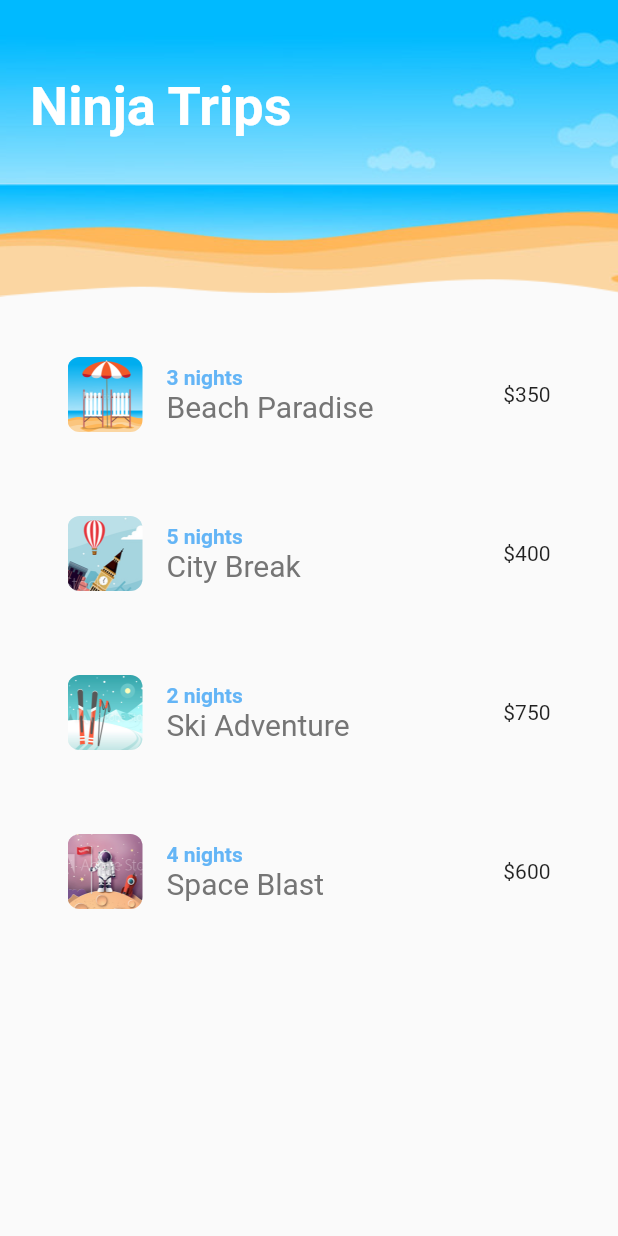
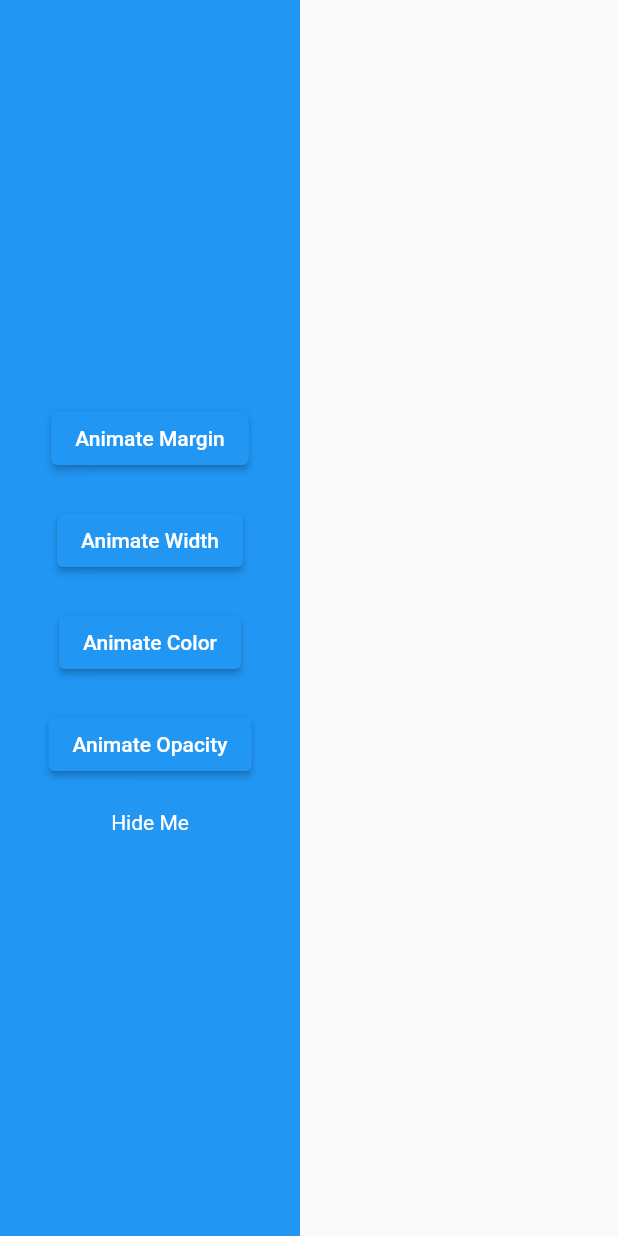
Before and after one commit to Monarene/ninja-trips, a Flutter app: the screen it shows after launch, on a phone screen of 412 x 824 dp. Run offline on Flutter 3.47's test engine with Material 2 defaults, Android fonts, the phone set to English and light mode, and no system bars; missing offline and left inert: lipsum.

Commit message:
lesson 2 finished

```diff
--- a/lib/main.dart
+++ b/lib/main.dart
@@ -1,5 +1,5 @@
 import 'package:flutter/material.dart';
-import 'package:ninja_trips/screens/home.dart';
+import 'package:ninja_trips/screens/screens.dart';
 
 void main() {
   runApp(MyApp());
@@ -11,7 +11,8 @@ class MyApp extends StatelessWidget {
   Widget build(BuildContext context) {
     return MaterialApp(
       title: 'Ninja Trips',
-      home: Home(),
+      home: SandBox(
+      ),
     );
   }
 }
--- /dev/null
+++ b/lib/screens/sandbox.dart
@@ -0,0 +1,95 @@
+import 'package:flutter/material.dart';
+
+class SandBox extends StatefulWidget {
+  const SandBox({Key key}) : super(key: key);
+
+  @override
+  _SandBoxState createState() => _SandBoxState();
+}
+
+class _SandBoxState extends State<SandBox> {
+  // static values
+  double _opacity = 1;
+  double _margin = 0;
+  double _width = 200;
+  Color _color = Colors.blue;
+
+  // new values
+  double _animatedMargin = 50;
+  double _animatedOpacity = 0;
+  double _animatedWidth = 400;
+  Color _animatedColor = Colors.purple;
+
+  // double isAnimated booleans
+  bool _isAnimatedMargin = false;
+  bool _isAnimatedOpacity = false;
+  bool _isAnimatedWidth = false;
+  bool _isAnimatedColor = false;
+
+  @override
+  Widget build(BuildContext context) {
+    return Scaffold(
+      body: SafeArea(
+        child: AnimatedContainer(
+          duration: Duration(seconds: 1),
+          margin: EdgeInsets.all(_isAnimatedMargin ? _animatedMargin : _margin),
+          width: _isAnimatedWidth ? _animatedWidth : _width,
+          color: _isAnimatedColor ? _animatedColor : _color,
+          child: Column(
+            mainAxisAlignment: MainAxisAlignment.center,
+            crossAxisAlignment: CrossAxisAlignment.center,
+            children: [
+              ElevatedButton(
+                onPressed: () {
+                  setState(() {
+                    _isAnimatedMargin = !_isAnimatedMargin;
+                  });
+                },
+                child: Text("Animate Margin"),
+              ),
+              SizedBox(
+                height: 20,
+              ),
+              ElevatedButton(
+                onPressed: () {
+                  setState(() {
+                    _isAnimatedWidth = !_isAnimatedWidth;
+                  });
+                },
+                child: Text("Animate Width"),
+              ),
+              SizedBox(
+                height: 20,
+              ),
+              ElevatedButton(
+                onPressed: () {
+                  setState(() {
+                    _isAnimatedColor = !_isAnimatedColor;
+                  });
+                },
+                child: Text("Animate Color"),
+              ),
+              SizedBox(
+                height: 20,
+              ),ElevatedButton(
+                onPressed: (){
+                  setState((){
+                    _isAnimatedOpacity = !_isAnimatedOpacity;
+                  }); },
+                child: Text("Animate Opacity"),
+              ),
+              SizedBox(
+                height: 20,
+              ),
+              AnimatedOpacity(
+                opacity: _isAnimatedOpacity ? _animatedOpacity : _opacity,
+                duration: Duration(seconds: 2),
+                child: Text("Hide Me", style: TextStyle(color: Colors.white),),
+              )
+            ],
+          ),
+        ),
+      ),
+    );
+  }
+}
--- /dev/null
+++ b/lib/screens/screens.dart
@@ -0,0 +1,3 @@
+export 'details.dart';
+export 'home.dart';
+export 'sandbox.dart';
```
